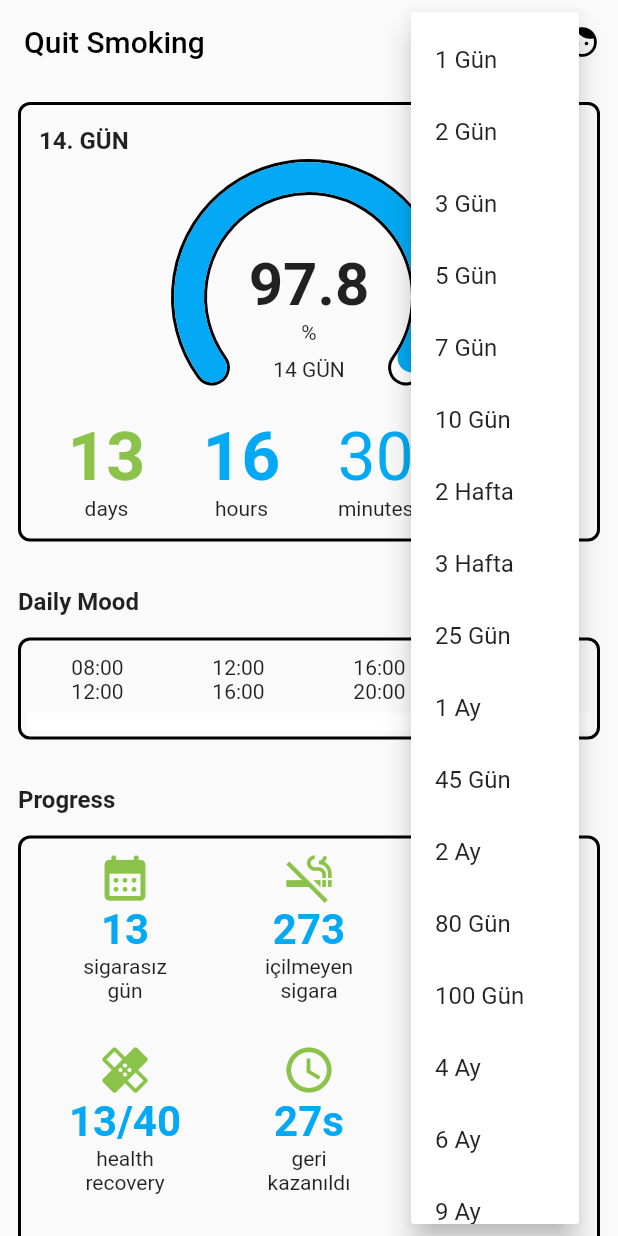
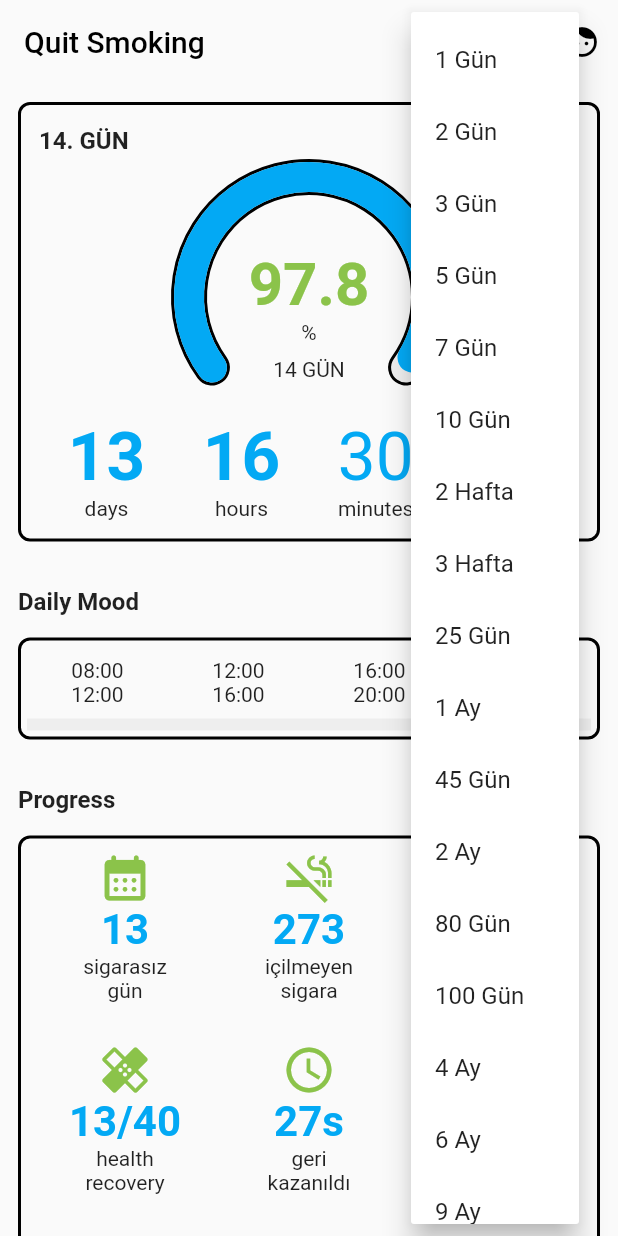
Before and after one commit to musahinist/quit_smoking, a Flutter app: the screen it shows after launch, after a tap on the "keyboard control" icon, on a phone screen of 412 x 824 dp. Run offline on Flutter 3.47's test engine with Material 2 defaults, Android fonts, the phone set to English and light mode, and no system bars; our stand-ins replace camera, flutter_riverpod, riverpod; missing offline and left inert: photo_manager.

Commit message:
fix some ui

```diff
--- a/lib/view/home/achievement_section.dart
+++ b/lib/view/home/achievement_section.dart
@@ -48,10 +48,11 @@ class AchievementSection extends StatelessWidget {
                                 alignment: Alignment.center,
                                 children: [
                                   CircularProgressIndicator(
+                                    backgroundColor: Colors.grey[200],
                                     valueColor: AlwaysStoppedAnimation(
-                                        elapsed < 1
-                                            ? Colors.blue
-                                            : Colors.green),
+                                        elapsed > 1
+                                            ? Colors.lightGreen
+                                            : Colors.lightBlue),
                                     value: elapsed,
                                   ),
                                   Text((elapsed.clamp(0, 1) * 100)
--- a/lib/view/home/arc_chart_section.dart
+++ b/lib/view/home/arc_chart_section.dart
@@ -144,7 +144,9 @@ class ArcChartSection extends ConsumerWidget {
                       Text(
                         (timeRatio.clamp(0, 1) * 100).toStringAsFixed(1),
                         style: const TextStyle(
-                            fontSize: 40, fontWeight: FontWeight.bold),
+                            color: Colors.lightGreen,
+                            fontSize: 40,
+                            fontWeight: FontWeight.bold),
                       ),
                       const Text('%'),
                     ],
@@ -184,7 +186,7 @@ class SemiCircleChart extends CustomPainter {
       ..strokeCap = StrokeCap.round;
 
     drawArc(canvas, paint, 1);
-    paint.color = Colors.white;
+    paint.color = Colors.grey[200]!;
     paint.strokeWidth = 20;
     drawArc(canvas, paint, 1);
     paint.color = color;
--- a/lib/view/home/daily_mood_section.dart
+++ b/lib/view/home/daily_mood_section.dart
@@ -21,10 +21,10 @@ class _DailyMoodSectionState extends State<DailyMoodSection> {
   ];
   late LinearGradient gradient;
   List<Map<String, dynamic>> dailyStatus = [
-    {'interval': "08:00\n12:00", "color": Colors.white},
-    {'interval': "12:00\n16:00", "color": Colors.white},
-    {'interval': "16:00\n20:00", "color": Colors.white},
-    {'interval': "20:00\n24:00", "color": Colors.white}
+    {'interval': "08:00\n12:00", "color": Colors.grey[200]},
+    {'interval': "12:00\n16:00", "color": Colors.grey[200]},
+    {'interval': "16:00\n20:00", "color": Colors.grey[200]},
+    {'interval': "20:00\n24:00", "color": Colors.grey[200]}
   ];
   double moodVal = 3;
   @override
@@ -154,7 +154,7 @@ class _DailyMoodSectionState extends State<DailyMoodSection> {
                 decoration: BoxDecoration(
                     border: Border(
                         bottom: BorderSide(
-                  width: 12,
+                  width: 8,
                   color: dailyStatus[i]['color'],
                 ))),
               ),
--- a/lib/view/home/health_section.dart
+++ b/lib/view/home/health_section.dart
@@ -50,11 +50,11 @@ class HealthSection extends ConsumerWidget {
                                   borderRadius: BorderRadius.circular(12),
                                   child: LinearProgressIndicator(
                                     minHeight: 12,
-                                    backgroundColor: Colors.grey,
+                                    backgroundColor: Colors.grey[200],
                                     valueColor: AlwaysStoppedAnimation(
                                         elapsed >= 1
-                                            ? Colors.green
-                                            : Colors.blue),
+                                            ? Colors.lightGreen
+                                            : Colors.lightBlue),
                                     value: elapsed,
                                   ),
                                 ),
--- a/lib/view/home/motivation_section.dart
+++ b/lib/view/home/motivation_section.dart
@@ -88,7 +88,7 @@ class _MotivationSectionState extends State<MotivationSection>
             TabPageSelector(
               indicatorSize: 8,
               controller: _tabController,
-              selectedColor: Colors.blue,
+              selectedColor: Colors.lightBlue,
             )
           ],
         ),
--- a/lib/view/home/stopwatch_timer.dart
+++ b/lib/view/home/stopwatch_timer.dart
@@ -16,7 +16,7 @@ class StopWatchTimer extends ConsumerWidget {
           children: [
             Text("${duration.inDays}",
                 style: Theme.of(context).textTheme.headline3!.copyWith(
-                    color: Colors.lightGreen, fontWeight: FontWeight.bold)),
+                    color: Colors.lightBlue, fontWeight: FontWeight.bold)),
             const Text('days')
           ],
         ),
```
Also changed, not shown: lib/view/achievement/achievement_page.dart (+5 -4 lines), lib/view/health/health_page.dart (+14 -7 lines).
